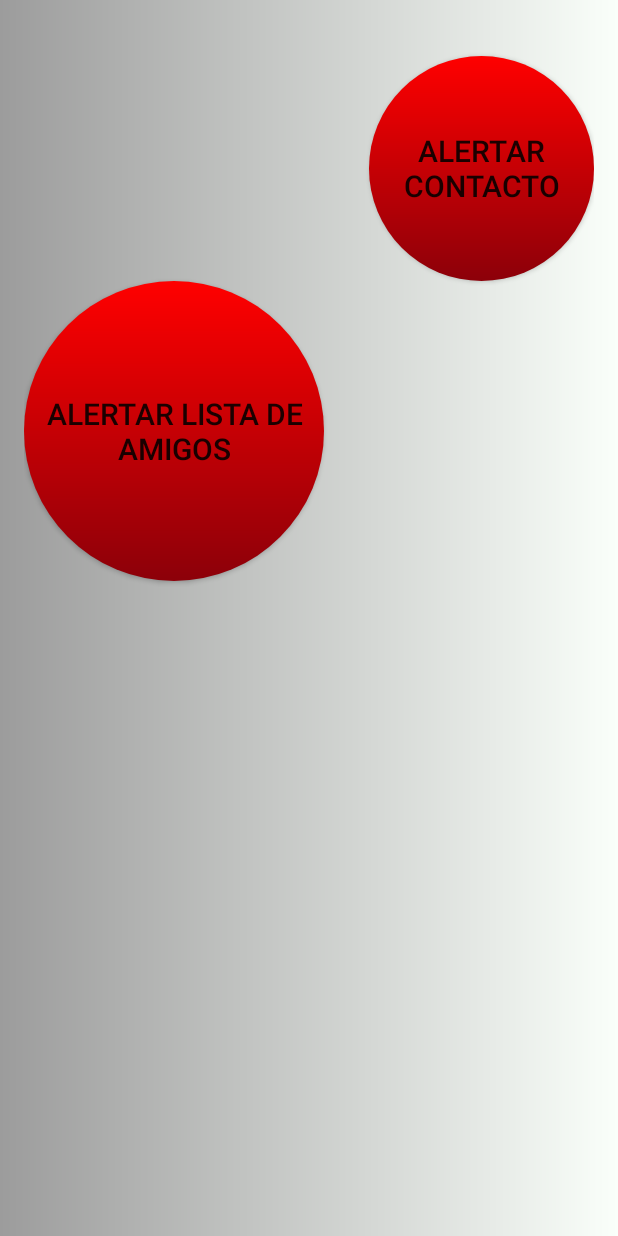
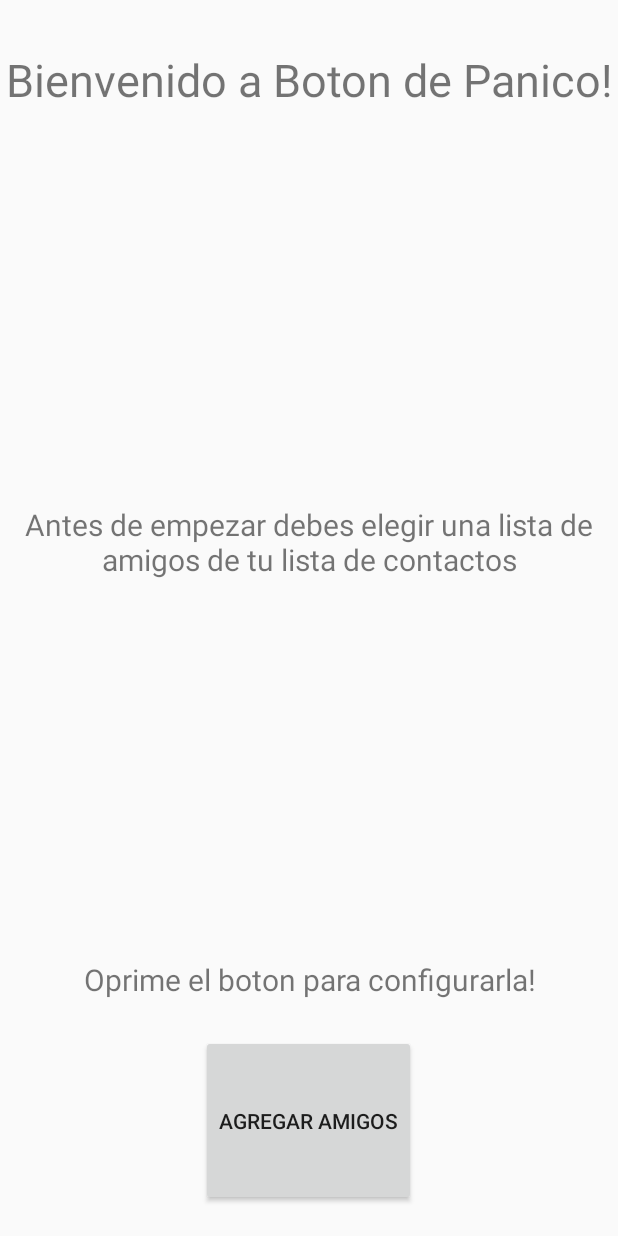
Before and after one commit to Mariani88/Lp4TP, an Android app: the screen it shows after launch (MainActivity before the commit, ConfiguracionInicialActivity after it), on a phone screen of 412 x 824 dp. Run offline under Robolectric (Android 15) with nearby library versions, the phone set to English and light mode, and no system bars.

Commit message:
Agrego activity para configuracion inicial

```diff
--- a/BotonDePanico/app/src/main/AndroidManifest.xml
+++ b/BotonDePanico/app/src/main/AndroidManifest.xml
@@ -43,6 +43,11 @@
             android:label="@string/title_activity_opcion_agregar_amigos"
             android:screenOrientation="portrait">>
         </activity>
+        <activity
+            android:name=".ConfiguracionInicialActivity"
+            android:label="@string/title_activity_configuracion_inicial"
+            android:screenOrientation="portrait">>
+        </activity>
     </application>
 
 </manifest>
--- /dev/null
+++ b/BotonDePanico/app/src/main/java/lenguajes4/botondepanico/ConfiguracionInicialActivity.java
@@ -0,0 +1,30 @@
+package lenguajes4.botondepanico;
+
+import android.app.Activity;
+import android.content.Intent;
+import android.os.Bundle;
+import android.view.View;
+import android.widget.Button;
+
+/**
+ * Created by Fernando.Ares on 17/06/2015.
+ */
+public class ConfiguracionInicialActivity extends Activity{
+
+    public void onCreate(Bundle savedInstanceState) {
+        super.onCreate(savedInstanceState);
+        setContentView(R.layout.activity_configuracion_inicial);
+    }
+
+
+    public void onClickAgregarAmigosConfiguracionInicial(View v){
+
+        PreferencesHelper prefs = new PreferencesHelper(getApplicationContext());
+        prefs.SavePreferences("ConfiguracionInicial", true); // Storing boolean - true/false
+
+        Intent intent = new Intent(ConfiguracionInicialActivity.this, OpcionAgregarAmigos.class);
+        startActivity(intent);
+
+        }
+
+}
--- a/BotonDePanico/app/src/main/java/lenguajes4/botondepanico/MainActivity.java
+++ b/BotonDePanico/app/src/main/java/lenguajes4/botondepanico/MainActivity.java
@@ -15,13 +15,29 @@ public class MainActivity extends Activity {
     private TextView campoTipoDeUso;
     private String cuerpoDeAlerta;
     private String cuerpoFalsaAlarma;
+    //Variable global para la configuracion inicial
+    boolean configuracionInicial;
+
     @Override
     protected void onCreate(Bundle savedInstanceState) {
         super.onCreate(savedInstanceState);
+        PreferencesHelper prefs = new PreferencesHelper(getApplicationContext());
+        configuracionInicial = prefs.GetPreferences("ConfiguracionInicial");
+        Intent intent;
+
+        if (configuracionInicial==false){
+
+            setContentView(R.layout.activity_configuracion_inicial);
+            intent = new Intent(MainActivity.this, ConfiguracionInicialActivity.class);
+            startActivity(intent);
+
+        }
+        else{
+
             setContentView(R.layout.activity_main);
 
-        this.campoTipoDeUso = (TextView)findViewById(R.id.campoTipoDeUso);
-        Button botonAlertarContacto = (Button)findViewById(R.id.botonAlertarContacto);
+            this.campoTipoDeUso = (TextView) findViewById(R.id.campoTipoDeUso);
+            Button botonAlertarContacto = (Button) findViewById(R.id.botonAlertarContacto);
 
             botonAlertarContacto.setOnClickListener(new View.OnClickListener() {
                 @Override
@@ -41,7 +57,7 @@ public class MainActivity extends Activity {
                 }
             });
 
-        Button botonAlertarAmigos = (Button)findViewById(R.id.botonAlertarAmigos);
+            Button botonAlertarAmigos = (Button) findViewById(R.id.botonAlertarAmigos);
 
             botonAlertarAmigos.setOnClickListener(new View.OnClickListener() {
                 @Override
@@ -51,6 +67,7 @@ public class MainActivity extends Activity {
                     campoTipoDeUso.setVisibility(View.INVISIBLE);
                 }
             });
+        }
     }
 
     private void setearCuerpoDeAlerta() {
--- a/BotonDePanico/app/src/main/java/lenguajes4/botondepanico/OpcionAgregarAmigos.java
+++ b/BotonDePanico/app/src/main/java/lenguajes4/botondepanico/OpcionAgregarAmigos.java
@@ -227,6 +227,8 @@ public class OpcionAgregarAmigos extends Activity {
         }
 
         try{
+            PreferencesHelper prefs = new PreferencesHelper(getApplicationContext());
+            prefs.SavePreferences("ConfiguracionInicial", true); // Storing boolean - true/false
             ObjectInputStream ois = new ObjectInputStream( new FileInputStream(archivoAmigos) );
             this.amigos = (List<Amigo>)ois.readObject();
             ois.close();
--- /dev/null
+++ b/BotonDePanico/app/src/main/res/layout/activity_configuracion_inicial.xml
@@ -0,0 +1,46 @@
+<?xml version="1.0" encoding="utf-8"?>
+<LinearLayout xmlns:android="http://schemas.android.com/apk/res/android"
+    android:orientation="vertical" android:layout_width="match_parent"
+    android:layout_height="match_parent"
+    android:weightSum="1">
+
+
+    <TextView
+        android:layout_width="match_parent"
+        android:layout_height="wrap_content"
+        android:text="Bienvenido a Boton de Panico!"
+        android:textSize="30dp"
+        android:gravity="center"
+        android:id="@+id/textView"
+        android:layout_weight="0.10" />
+
+    <TextView
+        android:layout_width="match_parent"
+        android:layout_height="wrap_content"
+        android:text="Antes de empezar debes elegir una lista de amigos de tu lista de contactos"
+        android:textSize="20dp"
+        android:gravity="center"
+        android:id="@+id/textView2"
+        android:layout_weight="0.70" />
+
+    <TextView
+        android:layout_width="wrap_content"
+        android:layout_height="wrap_content"
+        android:text="Oprime el boton para configurarla!"
+        android:textSize="20dp"
+        android:gravity="center"
+        android:id="@+id/textView3"
+        android:layout_weight="0.07"
+        android:layout_gravity="center_horizontal" />
+
+    <Button
+        android:layout_width="wrap_content"
+        android:layout_height="wrap_content"
+        android:text="Agregar Amigos"
+        android:onClick="onClickAgregarAmigosConfiguracionInicial"
+        android:id="@+id/botonAgregarAmigosConfiguracionInicial"
+        android:layout_gravity="center_horizontal"
+        android:layout_weight="0.10" />
+
+
+</LinearLayout>
--- a/BotonDePanico/app/src/main/res/values/strings.xml
+++ b/BotonDePanico/app/src/main/res/values/strings.xml
@@ -45,6 +45,7 @@
     <string name="falsaAlarma">Fue una falsa alarma, gracias de todas formas</string>
     <string name="pruebaFalsaAlarma">MENSAJE DE PRUEBA:Fue una falsa alarma, gracias de todas formas</string>
     <string name="title_activity_opcion_agregar_amigos">opcionAgregarAmigos</string>
+    <string name="title_activity_configuracion_inicial">Configuracion Inicial</string>
 
     <string name="OpcionAgregarAmigos">Agregar Amigos</string>
     <string name="OpcionModificarRegistracionDeUsuario">Modificar Datos</string>
```
Also changed, not shown: 2 other files. Lines whose indentation alone changed are shown as unchanged.
